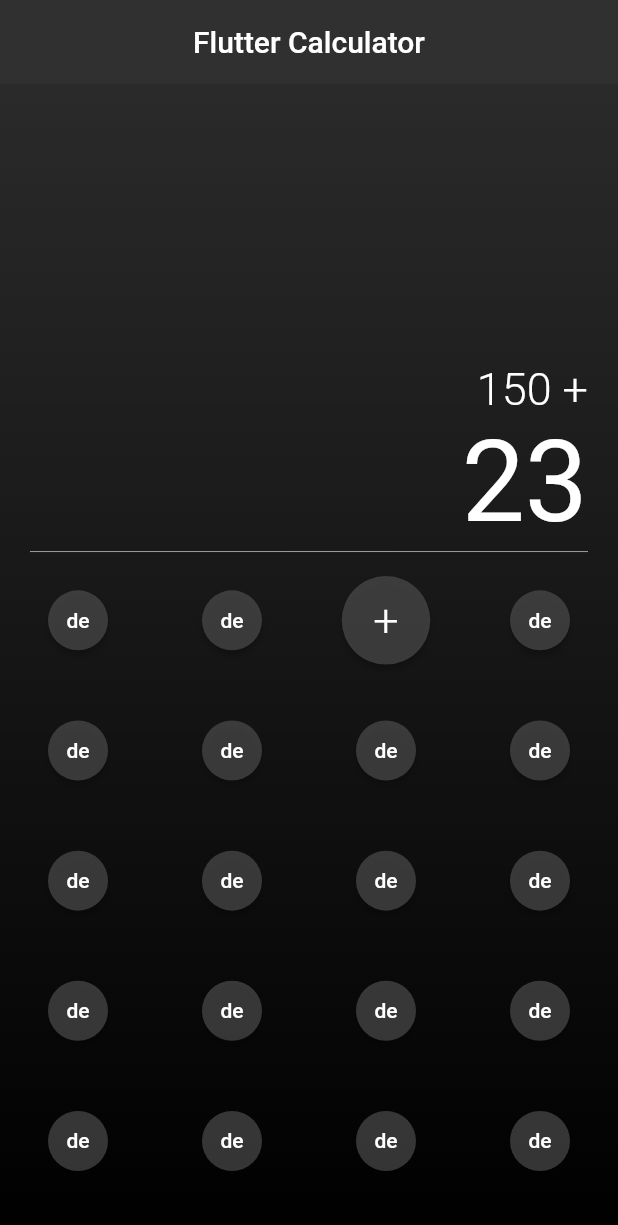
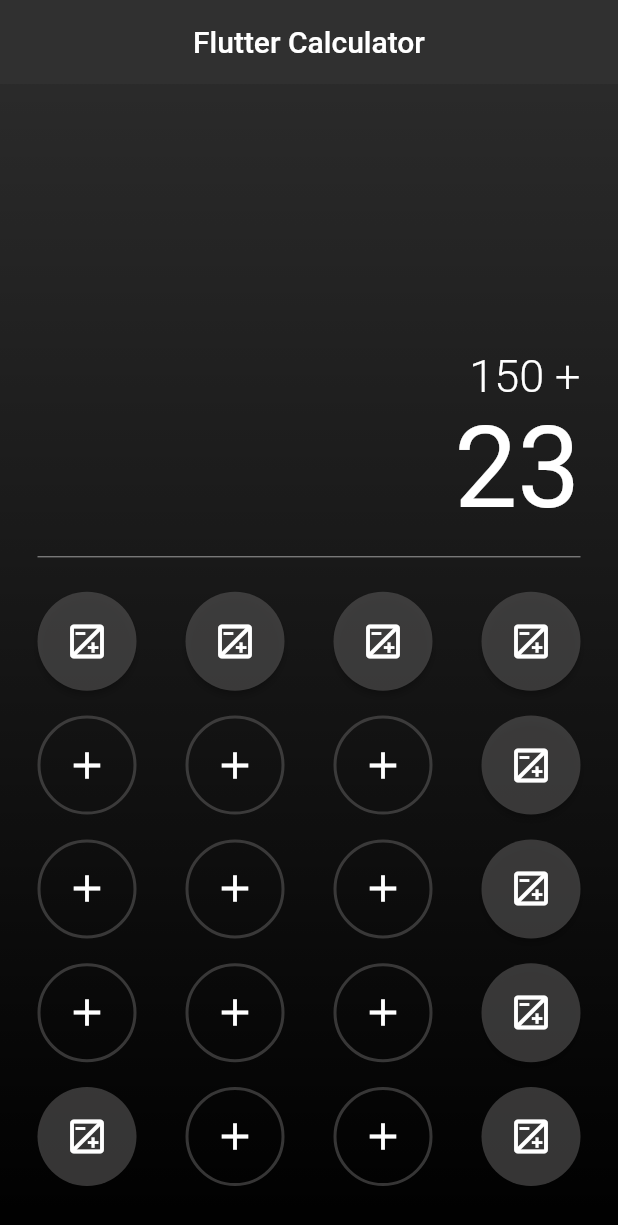
Before and after one commit to av-erencelik/flutter_calculator, a Flutter app: the screen it shows after launch, on a phone screen of 412 x 824 dp. Shown: the top 1225 px of the screen. Run offline on Flutter 3.47's test engine with Material 2 defaults, Android fonts, the phone set to English and light mode, and no system bars.

Commit message:
finished main styles for buttons

```diff
--- a/lib/calculator.dart
+++ b/lib/calculator.dart
@@ -16,7 +16,7 @@ class _CalculatorState extends State<Calculator> {
       ),
       body: Center(
         child: Container(
-          padding: const EdgeInsets.all(20),
+          padding: const EdgeInsets.all(25),
           decoration: const BoxDecoration(
               gradient: LinearGradient(
             begin: Alignment.topCenter,
@@ -47,7 +47,7 @@ class _CalculatorState extends State<Calculator> {
                           ),
                           Text(
                             '23',
-                            style: Theme.of(context).textTheme.headlineMedium,
+                            style: Theme.of(context).textTheme.headlineLarge,
                           )
                         ],
                       )
@@ -55,89 +55,66 @@ class _CalculatorState extends State<Calculator> {
                   ),
                 ),
               ),
-              const Divider(color: Colors.grey, height: 5),
+              const Divider(color: Colors.grey, height: 30),
               Expanded(
                   flex: 6,
                   child: Container(
                     color: Colors.transparent,
                     width: double.infinity,
-                    child: Column(children: [
+                    child: Column(
+                      children: [
                         Expanded(
                             child: Row(
                           mainAxisAlignment: MainAxisAlignment.spaceBetween,
-                        children: [
-                          ElevatedButton(
-                              onPressed: () {}, child: const Text('de')),
-                          ElevatedButton(
-                              onPressed: () {}, child: const Text('de')),
-                          ElevatedButton(
-                              onPressed: () {},
-                              child: Text(
-                                '+',
-                                style:
-                                    Theme.of(context).textTheme.headlineSmall,
-                              )),
-                          ElevatedButton(
-                              onPressed: () {}, child: const Text('de')),
+                          children: const [
+                            OperatorButton(),
+                            OperatorButton(),
+                            OperatorButton(),
+                            OperatorButton(),
                           ],
                         )),
                         Expanded(
                             child: Row(
                           mainAxisAlignment: MainAxisAlignment.spaceBetween,
-                        children: [
-                          ElevatedButton(
-                              onPressed: () {}, child: const Text('de')),
-                          ElevatedButton(
-                              onPressed: () {}, child: const Text('de')),
-                          ElevatedButton(
-                              onPressed: () {}, child: const Text('de')),
-                          ElevatedButton(
-                              onPressed: () {}, child: const Text('de')),
+                          children: const [
+                            NumbersButton(),
+                            NumbersButton(),
+                            NumbersButton(),
+                            OperatorButton(),
                           ],
                         )),
                         Expanded(
                             child: Row(
                           mainAxisAlignment: MainAxisAlignment.spaceBetween,
-                        children: [
-                          ElevatedButton(
-                              onPressed: () {}, child: const Text('de')),
-                          ElevatedButton(
-                              onPressed: () {}, child: const Text('de')),
-                          ElevatedButton(
-                              onPressed: () {}, child: const Text('de')),
-                          ElevatedButton(
-                              onPressed: () {}, child: const Text('de')),
+                          children: const [
+                            NumbersButton(),
+                            NumbersButton(),
+                            NumbersButton(),
+                            OperatorButton(),
                           ],
                         )),
                         Expanded(
                             child: Row(
                           mainAxisAlignment: MainAxisAlignment.spaceBetween,
-                        children: [
-                          ElevatedButton(
-                              onPressed: () {}, child: const Text('de')),
-                          ElevatedButton(
-                              onPressed: () {}, child: const Text('de')),
-                          ElevatedButton(
-                              onPressed: () {}, child: const Text('de')),
-                          ElevatedButton(
-                              onPressed: () {}, child: const Text('de')),
+                          children: const [
+                            NumbersButton(),
+                            NumbersButton(),
+                            NumbersButton(),
+                            OperatorButton(),
                           ],
                         )),
                         Expanded(
                             child: Row(
                           mainAxisAlignment: MainAxisAlignment.spaceBetween,
-                        children: [
-                          ElevatedButton(
-                              onPressed: () {}, child: const Text('de')),
-                          ElevatedButton(
-                              onPressed: () {}, child: const Text('de')),
-                          ElevatedButton(
-                              onPressed: () {}, child: const Text('de')),
-                          ElevatedButton(
-                              onPressed: () {}, child: const Text('de')),
+                          children: const [
+                            OperatorButton(),
+                            NumbersButton(),
+                            NumbersButton(),
+                            OperatorButton(),
                           ],
                         )),
-                    ]),
+                      ],
+                    ),
                   ))
             ],
           ),
@@ -146,3 +123,48 @@ class _CalculatorState extends State<Calculator> {
     );
   }
 }
+
+class NumbersButton extends StatelessWidget {
+  const NumbersButton({
+    super.key,
+  });
+
+  @override
+  Widget build(BuildContext context) {
+    return TextButton(
+        onPressed: () {},
+        child: const Icon(
+          Icons.add,
+          color: Colors.white,
+        ));
+  }
+}
+
+class OperatorButton extends StatelessWidget {
+  const OperatorButton({
+    super.key,
+  });
+
+  @override
+  Widget build(BuildContext context) {
+    return ElevatedButton(
+        onPressed: () {},
+        child: const Icon(
+          Icons.exposure_outlined,
+        ));
+  }
+}
+
+class TextWidgetTemp extends StatelessWidget {
+  const TextWidgetTemp({
+    super.key,
+  });
+
+  @override
+  Widget build(BuildContext context) {
+    return Text(
+      '+',
+      style: Theme.of(context).textTheme.headlineMedium,
+    );
+  }
+}
--- a/lib/main.dart
+++ b/lib/main.dart
@@ -21,13 +21,21 @@ class MyApp extends StatelessWidget {
             backgroundColor: Colors.transparent,
             elevation: 0,
           ),
+          iconTheme: const IconThemeData(color: Colors.white, size: 30),
+          textButtonTheme: TextButtonThemeData(
+              style: TextButton.styleFrom(
+                  padding: const EdgeInsets.all(18),
+                  side: const BorderSide(
+                      width: 2, color: Color.fromARGB(168, 81, 80, 80)),
+                  shape: const CircleBorder())),
           elevatedButtonTheme: ElevatedButtonThemeData(
               style: ElevatedButton.styleFrom(
                   backgroundColor: const Color.fromARGB(168, 81, 80, 80),
                   shape: const CircleBorder(),
-                  padding: const EdgeInsets.all(12))),
+                  padding: const EdgeInsets.all(18))),
           textTheme: const TextTheme(
-              headlineMedium: TextStyle(fontSize: 75),
+              headlineLarge: TextStyle(fontSize: 75),
+              headlineMedium: TextStyle(fontSize: 40),
               headlineSmall:
                   TextStyle(fontSize: 30, fontWeight: FontWeight.w300))),
       home: const Calculator(),
```
Lines whose indentation alone changed are shown as unchanged.
